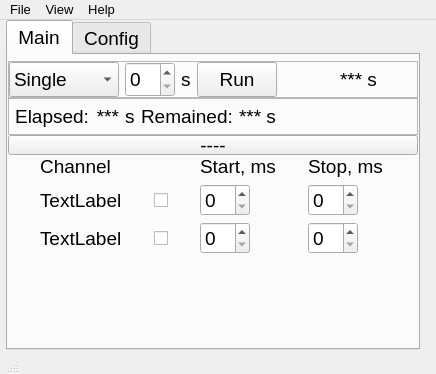
Above: Timer_UI.ui from smertouh/1_MeV_UI_additional before the change. Below: the same form after it.
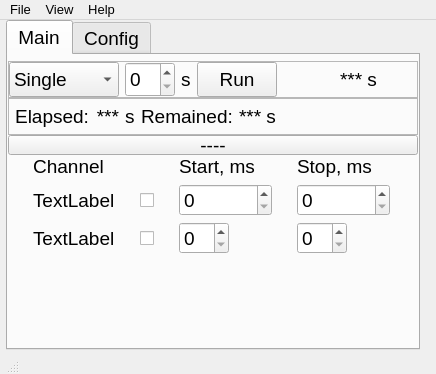
That is the form after the change. Icons and pictures are not drawn.

The edit to the form file:
```diff
--- a/Timer_UI.ui
+++ b/Timer_UI.ui
@@ -692,6 +692,9 @@
                <bold>false</bold>
               </font>
              </property>
+             <property name="maximum">
+              <number>999999</number>
+             </property>
             </widget>
            </item>
            <item row="1" column="0">
@@ -749,6 +752,9 @@
                <bold>false</bold>
               </font>
              </property>
+             <property name="maximum">
+              <number>999999</number>
+             </property>
             </widget>
            </item>
            <item row="0" column="3">
```
